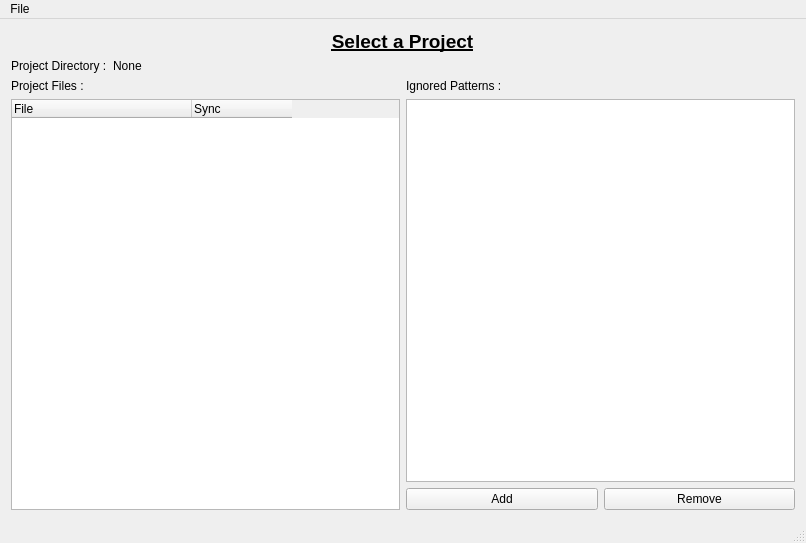
Above: ui/mainwindow.ui from TwiceCast/TwiceCast-Client before the change. Below: the same form after it.
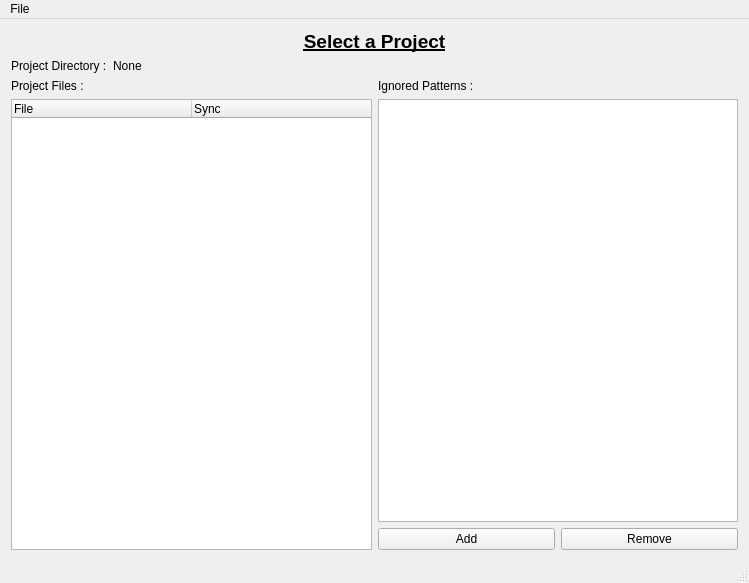
That is the form after the change.

What changed in the file:
```diff
--- a/ui/mainwindow.ui
+++ b/ui/mainwindow.ui
@@ -6,8 +6,8 @@
    <rect>
     <x>0</x>
     <y>0</y>
-    <width>806</width>
-    <height>543</height>
+    <width>749</width>
+    <height>583</height>
    </rect>
   </property>
   <property name="windowTitle">
@@ -15,7 +15,27 @@
   </property>
   <widget class="QWidget" name="centralWidget">
    <layout class="QGridLayout" name="gridLayout">
-    <item row="1" column="0">
+    <item row="0" column="0">
+     <layout class="QVBoxLayout" name="projectLayout">
+      <item>
+       <widget class="QLabel" name="titleLabel">
+        <property name="font">
+         <font>
+          <pointsize>14</pointsize>
+          <weight>75</weight>
+          <bold>true</bold>
+          <underline>true</underline>
+         </font>
+        </property>
+        <property name="text">
+         <string>Select a Project</string>
+        </property>
+        <property name="alignment">
+         <set>Qt::AlignCenter</set>
+        </property>
+       </widget>
+      </item>
+      <item>
      <layout class="QFormLayout" name="DetailsLayout">
       <item row="0" column="0">
        <widget class="QLabel" name="textWatchedDirectory">
@@ -33,8 +53,8 @@
       </item>
      </layout>
     </item>
-    <item row="3" column="0">
-     <layout class="QHBoxLayout" name="ListsLayout">
+      <item>
+       <layout class="QHBoxLayout" name="listsLayout">
       <item>
        <layout class="QVBoxLayout" name="fileLayout">
         <item>
@@ -62,7 +82,7 @@
            <bool>false</bool>
           </attribute>
           <attribute name="headerStretchLastSection">
-           <bool>false</bool>
+             <bool>true</bool>
           </attribute>
           <column>
            <property name="text">
@@ -112,23 +132,7 @@
       </item>
      </layout>
     </item>
-    <item row="0" column="0" alignment="Qt::AlignHCenter">
-     <widget class="QLabel" name="titleLabel">
-      <property name="font">
-       <font>
-        <pointsize>14</pointsize>
-        <weight>75</weight>
-        <bold>true</bold>
-        <underline>true</underline>
-       </font>
-      </property>
-      <property name="text">
-       <string>Select a Project</string>
-      </property>
-      <property name="alignment">
-       <set>Qt::AlignCenter</set>
-      </property>
-     </widget>
+     </layout>
     </item>
    </layout>
   </widget>
@@ -137,7 +141,7 @@
     <rect>
      <x>0</x>
      <y>0</y>
-     <width>806</width>
+     <width>749</width>
      <height>25</height>
     </rect>
    </property>
```
Lines whose indentation alone changed are shown as unchanged.
